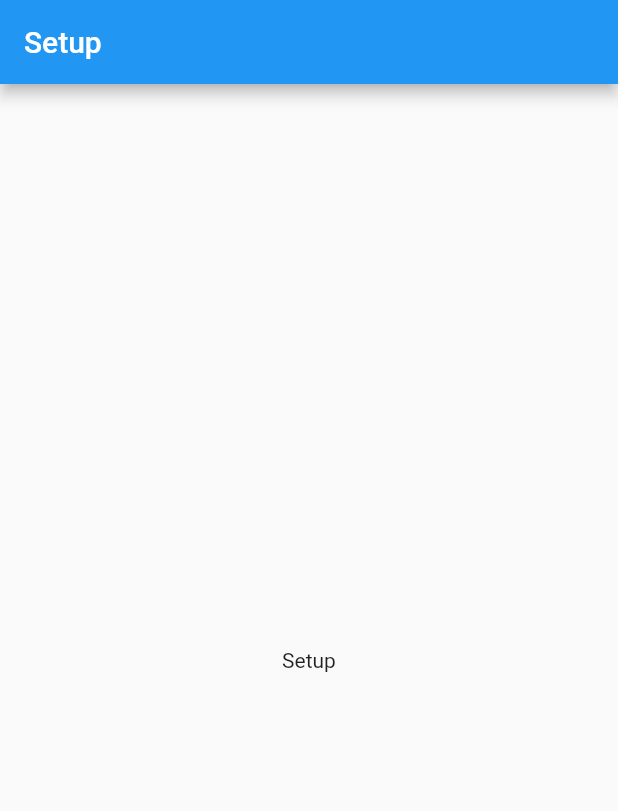
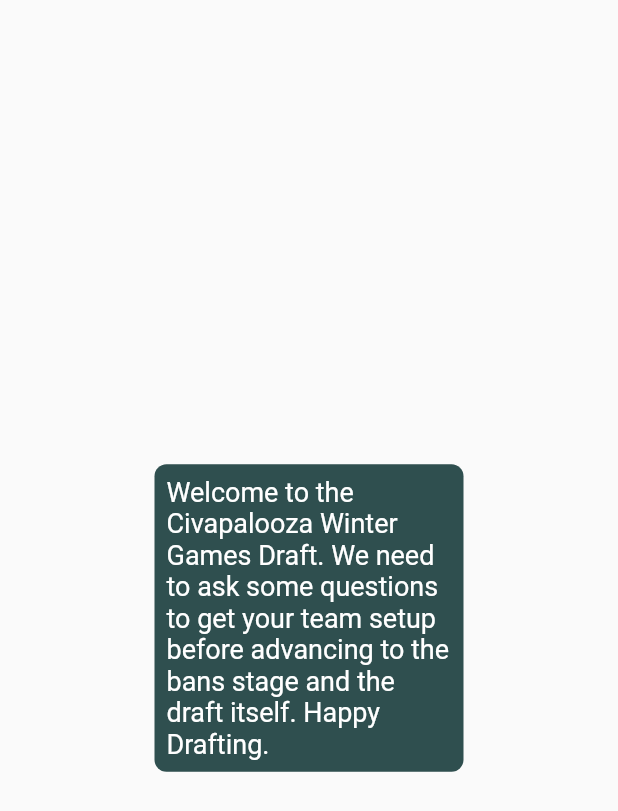
Before and after one commit to Bernstern/TheCivDraft, a Flutter app: the screen it shows after launch, on a phone screen of 412 x 824 dp. Shown: the top 811 px of the screen. Run offline on Flutter 3.47's test engine with Material 2 defaults, Android fonts, the light colour scheme and no system bars; our stand-ins replace oktoast, shared_preferences; missing offline and left inert: responsive_grid_list.

Commit message:
Simple text

```diff
--- a/lib/main.dart
+++ b/lib/main.dart
@@ -48,12 +48,13 @@ class SetupPage extends StatelessWidget {
 
   @override
   Widget build(BuildContext context) {
-    return Scaffold(
-      appBar: AppBar(
-        title: const Text("Setup"),
-      ),
-      body: const Center(
-        child: Text("Setup"),
+    return const Scaffold(
+      body: Center(
+        child: FractionallySizedBox(
+          alignment: Alignment.center,
+          widthFactor: 0.5,
+          child: RoundedBox(text: introText),
+        ),
       ),
     );
   }
@@ -69,17 +70,12 @@ class RoundedBox extends StatelessWidget {
   Widget build(BuildContext context) {
     return Container(
       padding: const EdgeInsets.all(8.0),
+      //
       decoration: BoxDecoration(
-        color: Colors.white,
-        borderRadius: BorderRadius.circular(10.0),
+        borderRadius: BorderRadius.circular(8.0),
+        color: theme.primaryColorDark,
       ),
-      child: Text(
-        text,
-        style: const TextStyle(
-          fontSize: 20.0,
-          color: Colors.black,
-        ),
-      ),
+      child: Text(text, style: mediumTextStyle),
     );
   }
 }
--- a/lib/text/intro.dart
+++ b/lib/text/intro.dart
@@ -1,6 +1,2 @@
-String rules =
-    """This app generates a draft for you and your friends to play Civilization 6. To run the draft all you need to do is:
-    1. Select the number of players and the number of civ choices they each get.
-    2. Select any civs you wish to ban from the draft, you can also load and save your bans here.
-    3. Click draft!
-    4. If you want to ban the civs you pick, select them in the draft results and click ban.""";
+const String introText =
+    "Welcome to the Civapalooza Winter Games Draft. We need to ask some questions to get your team setup before advancing to the bans stage and the draft itself. Happy Drafting. ";
```
Also changed, not shown: lib/styles.dart (+7 -25 lines).
